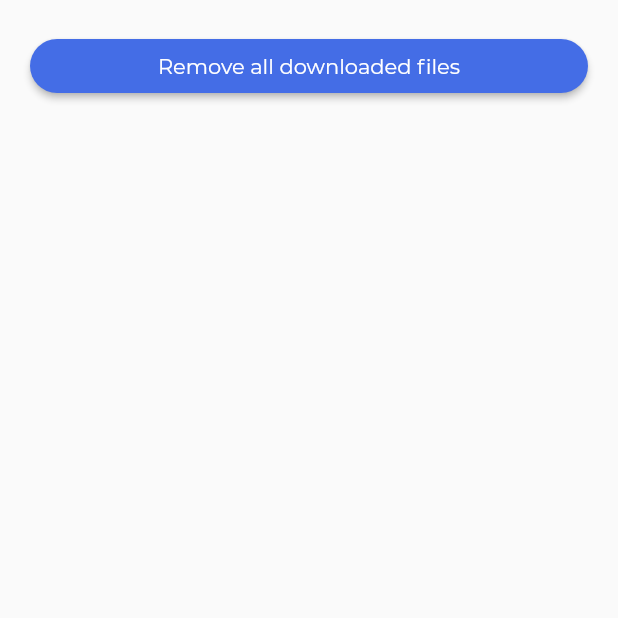
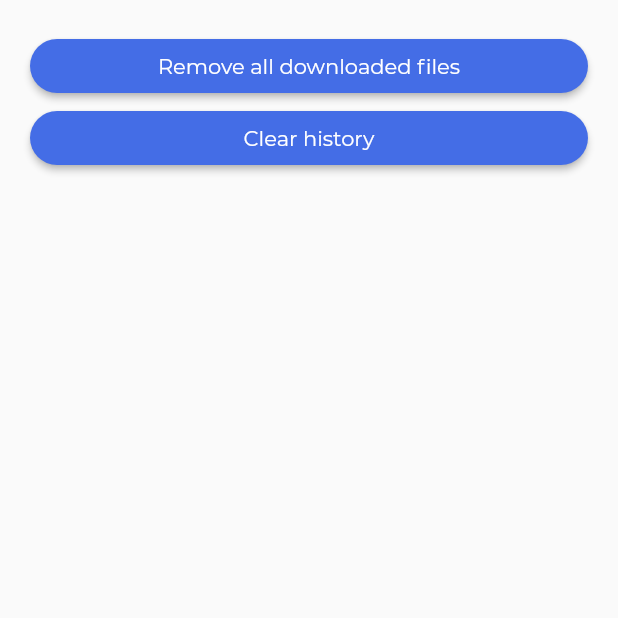
Before and after one commit to ekinsdrow/mds, a Flutter app: the SettingsPage screen opened directly, on a phone screen of 412 x 824 dp, the top half of it. Run offline on Flutter 3.47's test engine with Material 2 defaults, Android fonts, the phone set to English and light mode, and no system bars; our stand-ins replace audio_service, auto_route, bloc, dio, flutter_bloc, flutter_svg and 5 more; missing offline and left inert: audio_session; accounts and stored records are empty; generated files the repository leaves out were written again; statements that could not run were skipped; project files that could hold a hidden picture were left out.

Commit message:
Add clear history button

```diff
--- a/lib/common/l10n/app_en.arb
+++ b/lib/common/l10n/app_en.arb
@@ -19,6 +19,7 @@
   "queue_is_empty": "Queue is empty",
   "recently_listening": "Recently listening",
   "remove_all_downloaded_files": "Remove all downloaded files",
+  "remove_all_history": "Clear history",
   "retry": "Retry",
   "sec": "sec",
   "server_error": "Server Error",
--- a/lib/common/l10n/app_ru.arb
+++ b/lib/common/l10n/app_ru.arb
@@ -19,6 +19,7 @@
   "queue_is_empty": "Очередь пустая",
   "recently_listening": "Недавно прослушаное",
   "remove_all_downloaded_files": "Стереть все скачиные файлы",
+  "remove_all_history": "Очистить историю",
   "retry": "Повторить",
   "sec": "сек",
   "server_error": "Ошибка сервера",
--- a/lib/features/main/features/settings/widgets/settings_page.dart
+++ b/lib/features/main/features/settings/widgets/settings_page.dart
@@ -1,6 +1,8 @@
 import 'package:flutter/material.dart';
 import 'package:flutter_gen/gen_l10n/app_localizations.dart';
 import 'package:mds/common/assets/constants.dart';
+import 'package:mds/features/history/bloc/history_bloc/history_bloc.dart';
+import 'package:provider/provider.dart';
 
 class SettingsPage extends StatelessWidget {
   const SettingsPage({Key? key}) : super(key: key);
@@ -26,6 +28,19 @@ class SettingsPage extends StatelessWidget {
                 ),
               ),
             ),
+            SizedBox(
+              width: double.infinity,
+              child: ElevatedButton(
+                onPressed: () {
+                  context.read<HistoryBloc>().add(
+                        const HistoryEvent.clearAll(),
+                      );
+                },
+                child: Text(
+                  AppLocalizations.of(context)!.remove_all_history,
+                ),
+              ),
+            ),
           ],
         ),
       ),
```
